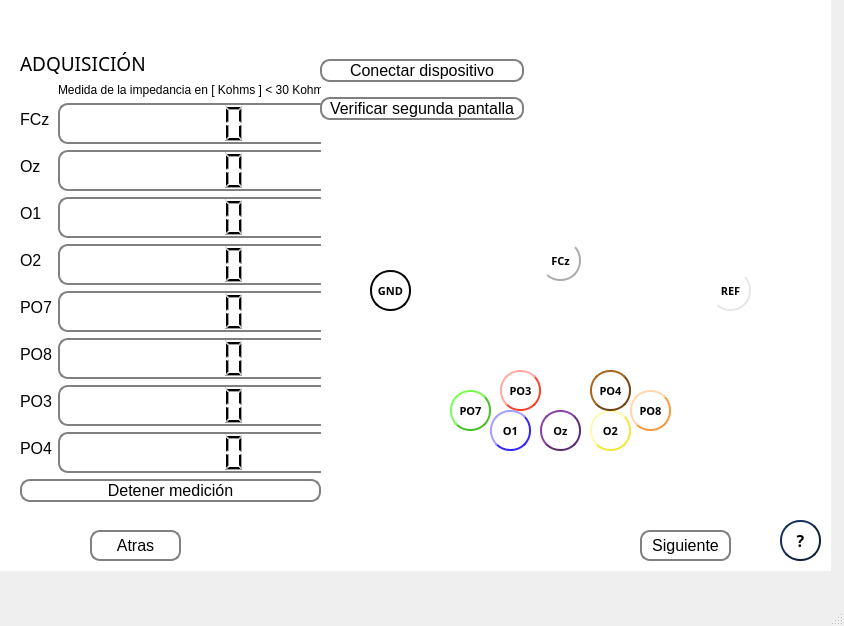
The window that interface/ViAT/Adquisicion.ui (vhenaoi/OpenBCI_acquisition_python_ViAT) describes before a commit, drawn with Qt 5.
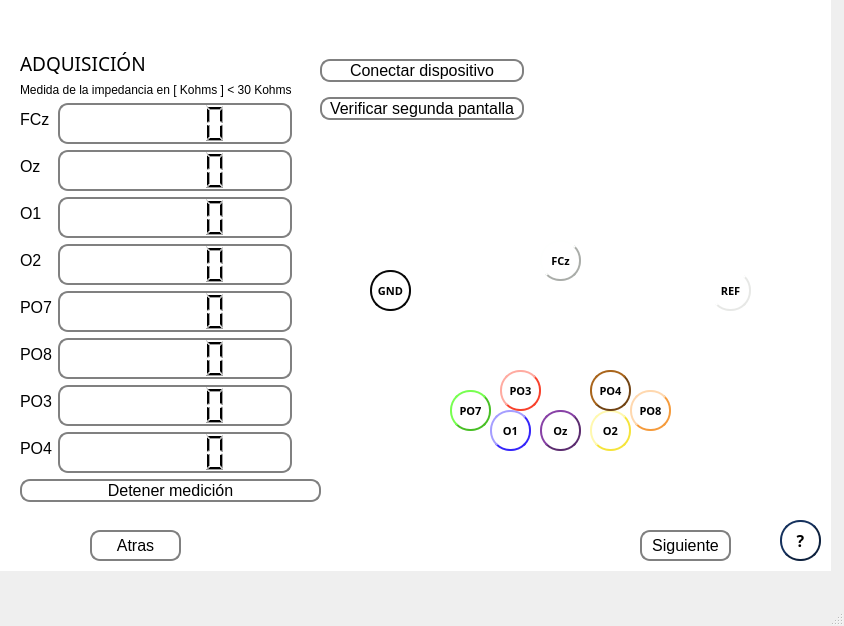
The same window after the commit.

```diff
--- a/interface/ViAT/Adquisicion.ui
+++ b/interface/ViAT/Adquisicion.ui
@@ -873,13 +873,6 @@
              </property>
             </widget>
            </item>
-           <item row="0" column="1">
-            <widget class="QLabel" name="label">
-             <property name="text">
-              <string>Medida de la impedancia en [ Kohms ] &lt; 30 Kohms</string>
-             </property>
-            </widget>
-           </item>
            <item row="1" column="1">
             <widget class="QLCDNumber" name="impedanceFCZ">
              <property name="minimumSize">
@@ -1024,6 +1017,13 @@
              </property>
             </widget>
            </item>
+           <item row="0" column="0" colspan="2">
+            <widget class="QLabel" name="label">
+             <property name="text">
+              <string>Medida de la impedancia en [ Kohms ] &lt; 30 Kohms</string>
+             </property>
+            </widget>
+           </item>
           </layout>
          </item>
         </layout>
```
Left out of the diff: 35 changed lines with no effect on the pictures.
